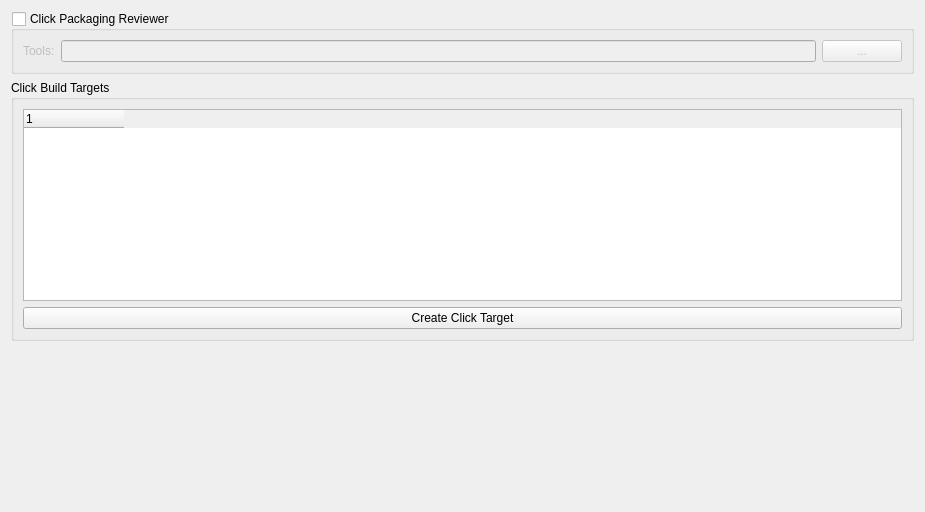
Above: src/ubuntu/ubuntusettingsclickwidget.ui from runelabs/qtcreator-plugin-ubuntu before the change. Below: the same form after it.
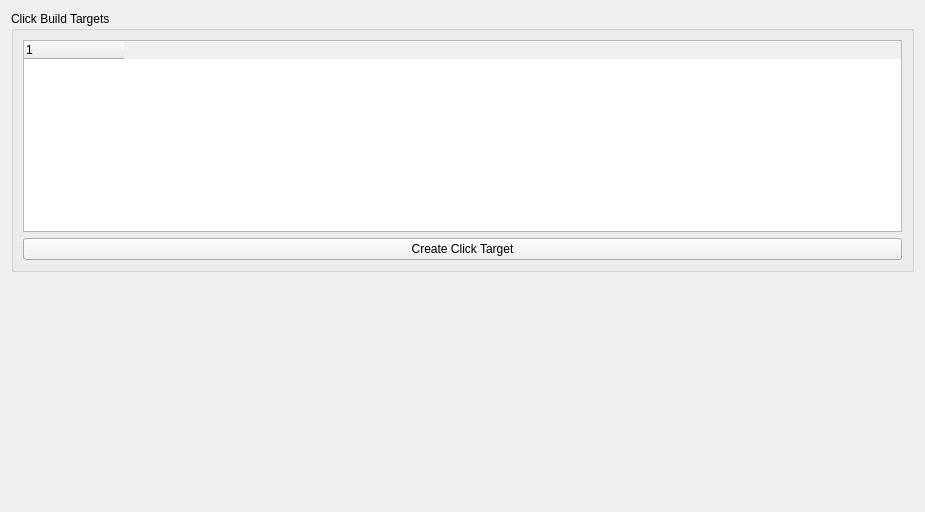
That is the form after the change.

Commit message: - Removed unused Settings - Review click packages before uploading them to the phone - Show review errors in Issues output view

```diff
--- a/src/ubuntu/ubuntusettingsclickwidget.ui
+++ b/src/ubuntu/ubuntusettingsclickwidget.ui
@@ -14,41 +14,6 @@
    <string>Form</string>
   </property>
   <layout class="QVBoxLayout" name="verticalLayout_2">
-   <item>
-    <widget class="QGroupBox" name="groupBox_4">
-     <property name="title">
-      <string>Click Packaging Reviewer</string>
-     </property>
-     <property name="flat">
-      <bool>false</bool>
-     </property>
-     <property name="checkable">
-      <bool>true</bool>
-     </property>
-     <property name="checked">
-      <bool>false</bool>
-     </property>
-     <layout class="QHBoxLayout" name="horizontalLayout">
-      <item>
-       <widget class="QLabel" name="label_2">
-        <property name="text">
-         <string>Tools:</string>
-        </property>
-       </widget>
-      </item>
-      <item>
-       <widget class="QLineEdit" name="lineEditPackagingToolsLocation"/>
-      </item>
-      <item>
-       <widget class="QPushButton" name="pushButtonFindClickPackagingTools">
-        <property name="text">
-         <string>...</string>
-        </property>
-       </widget>
-      </item>
-     </layout>
-    </widget>
-   </item>
    <item>
     <widget class="QGroupBox" name="groupBox">
      <property name="title">
```
The commit also changes 9 other files.
